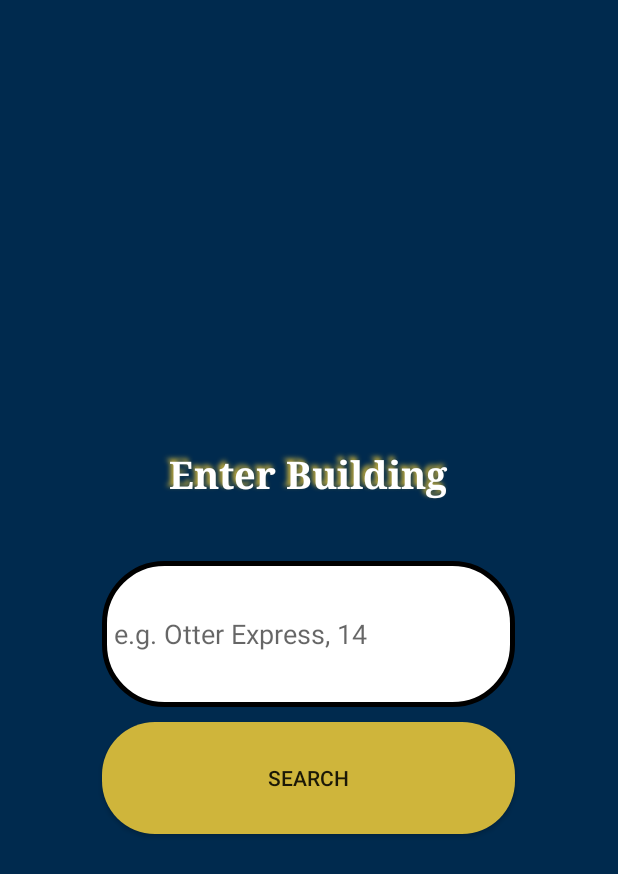
After one commit to jmaqueda/mobileotter, an Android app: the SearchActivity screen opened directly, with no data from a screen before it, on a phone screen of 412 x 824 dp. The commit adds this screen. Shown: the top 874 px of the screen. Run offline under Robolectric (Android 15) with nearby library versions, the phone set to English and light mode, and no system bars.

Commit message:
Application completed

```diff
--- a/app/src/main/java/com/example/seansabour/mapsample/MapsActivity.java
+++ b/app/src/main/java/com/example/seansabour/mapsample/MapsActivity.java
@@ -39,7 +39,6 @@ public class MapsActivity extends FragmentActivity {
         longitude = gps.getLongitude();
 
         // Create Markers
-        //createMarkers();
         LocationMarkers lm = LocationMarkers.getInstance();
         mMyMarkersArray = lm.getMyMarkers();
 
--- /dev/null
+++ b/app/src/main/java/com/example/seansabour/mapsample/SearchActivity.java
@@ -0,0 +1,134 @@
+package com.example.seansabour.mapsample;
+
+import android.app.Activity;
+import android.content.Context;
+import android.content.Intent;
+import android.support.v7.app.ActionBar;
+import android.support.v7.app.ActionBarActivity;
+import android.os.Bundle;
+import android.text.Editable;
+import android.text.TextWatcher;
+import android.util.Log;
+import android.view.KeyEvent;
+import android.view.Menu;
+import android.view.MenuItem;
+import android.view.View;
+import android.view.ViewGroup;
+import android.view.Window;
+import android.view.WindowManager;
+import android.view.inputmethod.InputMethodManager;
+import android.widget.EditText;
+import android.widget.Toast;
+
+import java.util.ArrayList;
+
+
+public class SearchActivity extends ActionBarActivity implements View.OnClickListener{
+
+    LocationMarkers lm;
+    ArrayList<MyMarker> myMarkers;
+    private EditText search_input;
+
+    @Override
+    protected void onCreate(Bundle savedInstanceState) {
+        requestWindowFeature(Window.FEATURE_NO_TITLE);
+        super.onCreate(savedInstanceState);
+        ActionBar actionBar = getSupportActionBar();
+        actionBar.hide();
+        getWindow().setFlags(WindowManager.LayoutParams.FLAG_FULLSCREEN, WindowManager.LayoutParams.FLAG_FULLSCREEN);
+        setContentView(R.layout.activity_search);
+
+        View search_button = findViewById(R.id.search_button);
+        search_button.setOnClickListener(this);
+        search_input = (EditText)findViewById(R.id.cinput_building);
+        lm = LocationMarkers.getInstance();
+        myMarkers = lm.getMyMarkers();
+//        search_input.addTextChangedListener(new TextWatcher() {
+//            @Override
+//            public void beforeTextChanged(CharSequence s, int start, int count, int after) {
+//
+//            }
+//
+//            @Override
+//            public void onTextChanged(CharSequence s, int start, int before, int count) {
+//                Log.i("TEXT", s.toString());
+//                for(MyMarker m : myMarkers){
+//                    if(m.getName().contains(s.toString())){
+//                        search_input.setText(m.getName());
+//                    }
+//
+//                }
+//            }
+//
+//            @Override
+//            public void afterTextChanged(Editable s) {
+//
+//            }
+//        });
+
+
+
+    }
+
+
+    @Override
+    public boolean onCreateOptionsMenu(Menu menu) {
+        // Inflate the menu; this adds items to the action bar if it is present.
+        getMenuInflater().inflate(R.menu.menu_search, menu);
+        return true;
+    }
+
+    @Override
+    public boolean onOptionsItemSelected(MenuItem item) {
+        // Handle action bar item clicks here. The action bar will
+        // automatically handle clicks on the Home/Up button, so long
+        // as you specify a parent activity in AndroidManifest.xml.
+        int id = item.getItemId();
+
+        //noinspection SimplifiableIfStatement
+        if (id == R.id.action_settings) {
+            return true;
+        }
+
+        return super.onOptionsItemSelected(item);
+    }
+
+    public void onClick(View v) {
+         if (v.getId() == R.id.search_button) {
+
+             String input = search_input.getText().toString();
+            //hide keyboard
+
+            input = input.trim();
+            startActivity(myMarkers, input);
+        }
+    }
+
+
+
+        public void startActivity(ArrayList<MyMarker> markers, String searchString){
+            MyMarker searchMarker = null;
+            searchString = searchString.substring(0, 1).toUpperCase() + searchString.substring(1);
+            try {
+                for (MyMarker m : markers) {
+                    if (m.getName().contains(searchString) || m.getId().contains(searchString)) {
+                        searchMarker = m;
+                    }
+                }
+            } catch(Exception e) {  }
+
+            if(searchMarker != null) {
+                double latitude = searchMarker.getmLatitude();
+                double longitude = searchMarker.getmLongitude();
+                String title = searchMarker.getName();
+
+                Intent i = new Intent(this, OtterExpressActivity.class);
+                i.putExtra("LONGITUDE", longitude);
+                i.putExtra("LATITUDE", latitude);
+                i.putExtra("TITLE", title);
+                startActivity(i);
+            } else
+                Toast.makeText(getApplicationContext(), "No building was found. Try again", Toast.LENGTH_LONG).show();
+        }
+
+}
--- /dev/null
+++ b/app/src/main/res/drawable/roundborderwhite.xml
@@ -0,0 +1,7 @@
+<?xml version="1.0" encoding="UTF-8"?>
+<shape xmlns:android="http://schemas.android.com/apk/res/android">
+    <solid android:color="#FFFFFF"/>
+    <stroke android:width="3dip" android:color="#000000" />
+    <corners android:radius="60px"/>
+    <padding android:left="8dip" android:top="0dip" android:right="0dip" android:bottom="0dip" />
+</shape>
--- /dev/null
+++ b/app/src/main/res/drawable/roundbuttongold.xml
@@ -0,0 +1,9 @@
+<?xml version="1.0" encoding="utf-8"?>
+<shape xmlns:android="http://schemas.android.com/apk/res/android"
+    android:shape="rectangle">
+    <solid android:color="#CFB53B" />
+    <corners android:bottomRightRadius="35dp"
+        android:bottomLeftRadius="35dp"
+        android:topRightRadius="35dp"
+        android:topLeftRadius="35dp"/>
+</shape>
--- /dev/null
+++ b/app/src/main/res/layout/activity_search.xml
@@ -0,0 +1,49 @@
+<?xml version="1.0" encoding="utf-8"?>
+<LinearLayout xmlns:android="http://schemas.android.com/apk/res/android"
+    android:orientation="vertical" android:layout_width="match_parent"
+    android:layout_height="match_parent"
+    android:weightSum="1"
+    android:gravity="center"
+    android:background="#002A4E">
+
+    <TextView
+        android:layout_width="275dp"
+        android:layout_height="20dp"
+        android:layout_gravity="center"
+        android:text="Enter Building"
+        android:layout_weight="0.08"
+        android:textSize="25sp"
+        android:textColor="#FFFFFF"
+        android:gravity="center"
+        android:layout_margin="10dp"
+        android:shadowColor="#CFB53B"
+        android:shadowDx="-3"
+        android:shadowDy="-3"
+        android:shadowRadius="4"
+        android:typeface="serif"
+        android:textStyle="bold"
+        />
+
+    <EditText
+        android:layout_marginRight="15dp"
+        android:id="@+id/cinput_building"
+        android:layout_width="275dp"
+        android:layout_height="20dp"
+        android:hint="e.g. Otter Express, 14"
+        android:lines="1"
+        android:layout_weight="0.11"
+        android:background="@drawable/roundborderwhite"
+        android:layout_margin="10dp"
+        android:imeOptions="actionDone"
+        android:maxLines="1"/>
+
+    <Button
+        android:id="@+id/search_button"
+        android:layout_width="275dp"
+        android:layout_height="40dp"
+        android:text="Search"
+        android:layout_weight="0.05"
+        android:background="@drawable/roundbuttongold"/>
+
+
+</LinearLayout>
--- /dev/null
+++ b/app/src/main/res/menu/menu_search.xml
@@ -0,0 +1,7 @@
+<menu xmlns:android="http://schemas.android.com/apk/res/android"
+    xmlns:app="http://schemas.android.com/apk/res-auto"
+    xmlns:tools="http://schemas.android.com/tools"
+    tools:context="com.example.seansabour.mapsample.SearchActivity">
+    <item android:id="@+id/action_settings" android:title="@string/action_settings"
+        android:orderInCategory="100" app:showAsAction="never" />
+</menu>
```
Also changed, not shown: app/src/main/AndroidManifest.xml (+6 -2 lines), app/src/main/java/com/example/seansabour/mapsample/LocationMarkers.java (+48 -48 lines), app/src/main/java/com/example/seansabour/mapsample/MenuActivity.java (+9 -5 lines), app/src/main/java/com/example/seansabour/mapsample/MyMarker.java (+5 -5 lines), app/src/main/res/drawable/roundborder.xml (added, +7 -0 lines), app/src/main/res/layout/activity_dining.xml (+11 -9 lines), app/src/main/res/layout/activity_menu.xml (+6 -6 lines), app/src/main/res/layout/infowindow_layout.xml (+12 -11 lines), app/src/main/res/layout/oe_window_adapter.xml (+8 -2 lines), app/src/main/res/values/strings.xml (+5 -2 lines), 1 other file.
